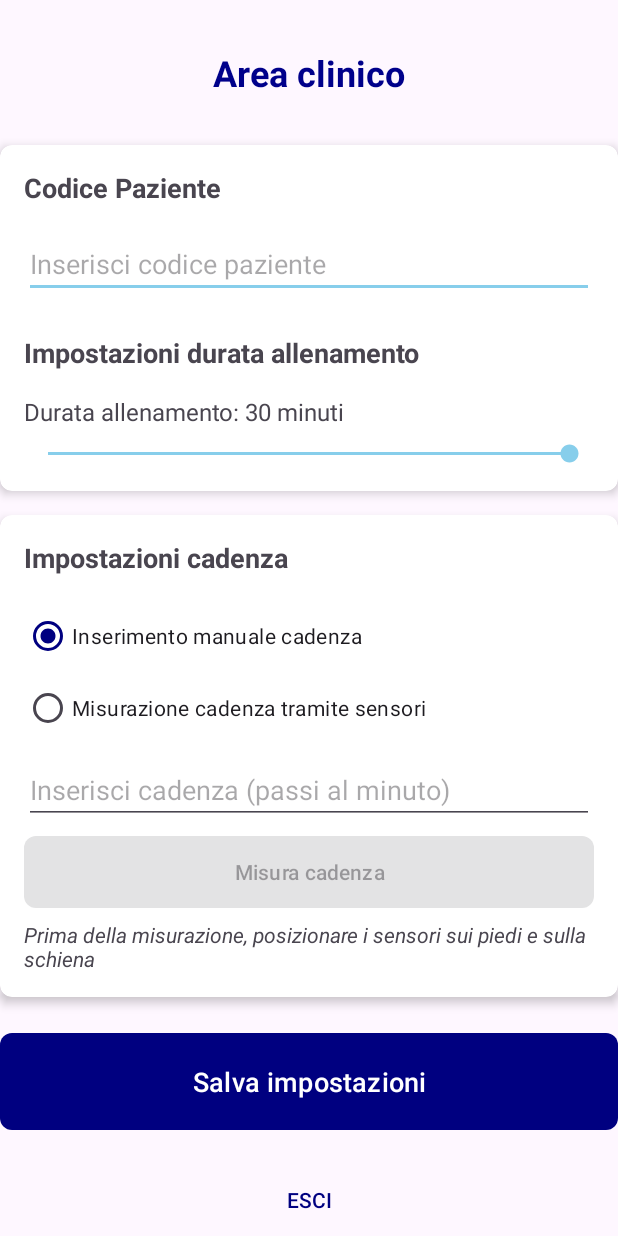
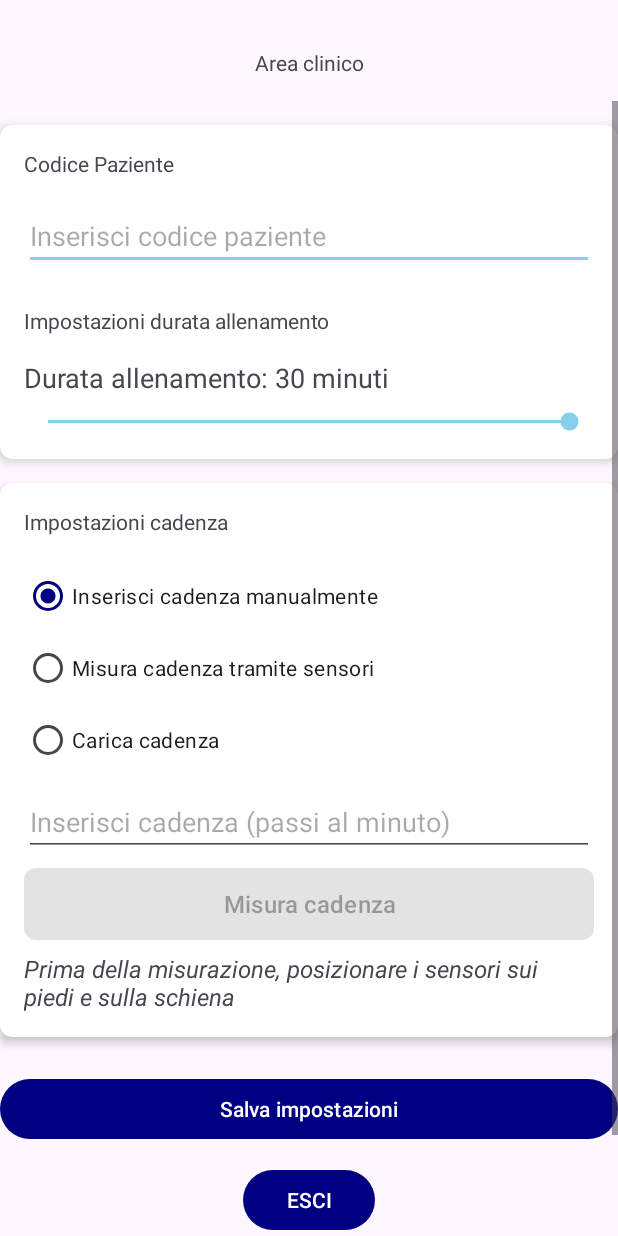
Before and after one commit to SinisJai/GaitTraining, an Android app: the ClinicianActivity screen opened directly, with no data from a screen before it, on a phone screen of 412 x 824 dp. Run offline under Robolectric (Android 15) with nearby library versions, the phone set to English and light mode, and no system bars.

Commit message:
interface commit

```diff
--- a/app/src/main/java/com/example/msway/ClinicianActivity.java
+++ b/app/src/main/java/com/example/msway/ClinicianActivity.java
@@ -3,6 +3,7 @@ package com.example.msway;
 import android.os.Bundle;
 import android.view.View;
 import android.widget.*;
+import java.util.List;
 
 import androidx.activity.EdgeToEdge;
 import androidx.appcompat.app.AppCompatActivity;
@@ -25,6 +26,8 @@ public class ClinicianActivity extends AppCompatActivity {
     private RadioGroup rgCadenceMethod;
     private RadioButton rbManualCadence;
     private RadioButton rbSensorCadence;
+    private RadioButton rbPatternCadence;
+
     private EditText etManualCadence;
     private Button btnMeasureCadence;
     private Button btnSave;
@@ -63,6 +66,7 @@ public class ClinicianActivity extends AppCompatActivity {
         initializeViews();
         setupListeners();
         loadExistingData();
+
     }
 
     // Metodo per inizializzare componenti UI e logica
@@ -72,6 +76,7 @@ public class ClinicianActivity extends AppCompatActivity {
         rgCadenceMethod = findViewById(R.id.rgCadenceMethod);
         rbManualCadence = findViewById(R.id.rbManualCadence);
         rbSensorCadence = findViewById(R.id.rbSensorCadence);
+        rbPatternCadence = findViewById(R.id.rbPatternCadence);
         etManualCadence = findViewById(R.id.etManualCadence);
         etPatientCode = findViewById(R.id.etPatientCode);
         btnMeasureCadence = findViewById(R.id.btnMeasureCadence);
@@ -113,7 +118,7 @@ public class ClinicianActivity extends AppCompatActivity {
             finish();
         });
 
-        updateCadenceMethod();
+        updateCadenceMethod(); //set correct field state on startup
     }
 
     private void updateTrainingDurationText() {
@@ -122,12 +127,17 @@ public class ClinicianActivity extends AppCompatActivity {
 
     // Abilita/disabilita campi in base al metodo di cadenza scelto
     private void updateCadenceMethod() {
-        boolean isManual = rbManualCadence.isChecked();
-        etManualCadence.setEnabled(isManual);
-        btnMeasureCadence.setEnabled(!isManual);
-
-        if (isManual) {
-            stopSensorMeasurement(); // Ferma i sensori se si passa al manuale
+        if (rbManualCadence.isChecked()) {
+            etManualCadence.setEnabled(true);
+            btnMeasureCadence.setEnabled(false);
+            stopSensorMeasurement();
+        } else if (rbSensorCadence.isChecked()) {
+            etManualCadence.setEnabled(false);
+            btnMeasureCadence.setEnabled(true);
+        } else if (rbPatternCadence.isChecked()) {
+            etManualCadence.setEnabled(false);
+            btnMeasureCadence.setEnabled(false);
+            stopSensorMeasurement();
         }
     }
 
@@ -162,6 +172,7 @@ public class ClinicianActivity extends AppCompatActivity {
 
     // Salva la configurazione impostata dal clinico
     private void saveSettings() {
+
         String patientCode = etPatientCode.getText().toString().trim();
 
         if (patientCode.isEmpty()) {
@@ -169,7 +180,26 @@ public class ClinicianActivity extends AppCompatActivity {
             return;
         }
 
-        if (rbManualCadence.isChecked()) {
+        // Crea oggetto con i dati del paziente e salva
+        PatientData data = new PatientData();
+        data.setPatientCode(patientCode);
+        data.setTrainingDuration(trainingDuration);
+        data.setLastModifiedBy(loggedInClinician != null ? loggedInClinician.getUsername() : "unknown");
+
+        String cadenceMode;
+        if (rbPatternCadence.isChecked()) {
+            cadenceMode = "pattern";
+            List<Long> pattern = dataManager.getCadencePatternForPatient(patientCode);
+            if (pattern == null || pattern.isEmpty()) {
+                Toast.makeText(this, "No recorded pattern found for this patient", Toast.LENGTH_SHORT).show();
+                return;
+            }
+            data.setCadencePattern(pattern);
+            bestCadence = 60; // dummy fallback to avoid 0 division later
+        } else if (rbSensorCadence.isChecked()) {
+            cadenceMode = "sensor";
+        } else {
+            cadenceMode = "manual";
             String cadenceStr = etManualCadence.getText().toString().trim();
             if (cadenceStr.isEmpty()) {
                 Toast.makeText(this, R.string.enter_cadence, Toast.LENGTH_SHORT).show();
@@ -188,12 +218,8 @@ public class ClinicianActivity extends AppCompatActivity {
             return;
         }
 
-        // Crea oggetto con i dati del paziente e salva
-        PatientData data = new PatientData();
-        data.setPatientCode(patientCode);
-        data.setTrainingDuration(trainingDuration);
+        data.setCadenceMode(cadenceMode);
         data.setBestCadence(bestCadence);
-        data.setLastModifiedBy(loggedInClinician != null ? loggedInClinician.getUsername() : "unknown");
 
         dataManager.savePatientData(data);
         sessionManager.setActivePatientCode(patientCode);
--- a/app/src/main/java/com/example/msway/utils/AudioManager.java
+++ b/app/src/main/java/com/example/msway/utils/AudioManager.java
@@ -61,7 +61,7 @@ public class AudioManager {
 
             SharedPreferences prefs = context.getSharedPreferences("mSWAYPrefs", Context.MODE_PRIVATE);
             float userVolume = prefs.getFloat("music_volume", 1.0f);
-            float adjustedVolume = Math.min(1.0f, userVolume * 0.5f); // Lower baseline
+            float adjustedVolume = Math.max(0.3f, Math.min(1.0f, userVolume * 0.7f)); // Lower baseline
 
             // Set looping and prepare
             backgroundPlayer.setLooping(true);
@@ -104,7 +104,7 @@ public class AudioManager {
             rhythmPlayer.setDataSource(afd.getFileDescriptor(), afd.getStartOffset(), afd.getLength());
             afd.close();
 
-            float adjustedRhythmVolume = Math.min(1.0f, rhythmVolume * 1.0f); // Full baseline
+            float adjustedRhythmVolume = Math.max(0.5f, Math.min(1.0f, rhythmVolume * 1.0f));// Full baseline
             rhythmPlayer.setVolume(adjustedRhythmVolume, adjustedRhythmVolume);
             rhythmPlayer.setOnCompletionListener(MediaPlayer::release);
             rhythmPlayer.prepare();
--- a/app/src/main/res/layout/activity_clinician.xml
+++ b/app/src/main/res/layout/activity_clinician.xml
@@ -13,9 +13,7 @@
         android:layout_width="wrap_content"
         android:layout_height="wrap_content"
         android:text="@string/clinician_panel"
-        android:textSize="24sp"
-        android:textStyle="bold"
-        android:textColor="@color/dark_blue"
+        style="@style/AppTitleText"
         android:layout_marginTop="32dp"
         app:layout_constraintEnd_toEndOf="parent"
         app:layout_constraintStart_toStartOf="parent"
@@ -53,8 +51,7 @@
                         android:layout_width="match_parent"
                         android:layout_height="wrap_content"
                         android:text="@string/patient_code"
-                        android:textSize="18sp"
-                        android:textStyle="bold"
+                        style="@style/SectionTitle"
                         android:layout_marginBottom="16dp"/>
 
                     <EditText
@@ -69,8 +66,7 @@
                         android:layout_width="match_parent"
                         android:layout_height="wrap_content"
                         android:text="@string/training_duration_settings"
-                        android:textSize="18sp"
-                        android:textStyle="bold"
+                        style="@style/SectionTitle"
                         android:layout_marginBottom="16dp"/>
 
                     <TextView
@@ -78,7 +74,7 @@
                         android:layout_width="match_parent"
                         android:layout_height="wrap_content"
                         android:text="@string/training_duration_minutes"
-                        android:textSize="16sp"
+                        android:textSize="18sp"
                         android:layout_marginBottom="8dp"/>
 
                     <SeekBar
@@ -108,8 +104,7 @@
                         android:layout_width="match_parent"
                         android:layout_height="wrap_content"
                         android:text="@string/cadence_settings"
-                        android:textSize="18sp"
-                        android:textStyle="bold"
+                        style="@style/SectionTitle"
                         android:layout_marginBottom="16dp"/>
 
                     <RadioGroup
@@ -120,6 +115,7 @@
 
                         <RadioButton
                             android:id="@+id/rbManualCadence"
+                            style="@style/RadioButtonOption"
                             android:layout_width="match_parent"
                             android:layout_height="wrap_content"
                             android:text="@string/manual_cadence_entry"
@@ -127,9 +123,18 @@
 
                         <RadioButton
                             android:id="@+id/rbSensorCadence"
+                            style="@style/RadioButtonOption"
                             android:layout_width="match_parent"
                             android:layout_height="wrap_content"
                             android:text="@string/sensor_based_cadence"/>
+
+
+                        <RadioButton
+                            android:id="@+id/rbPatternCadence"
+                            style="@style/RadioButtonOption"
+                            android:layout_width="wrap_content"
+                            android:layout_height="wrap_content"
+                            android:text="@string/stored_cadence" />
                     </RadioGroup>
 
                     <EditText
@@ -145,6 +150,7 @@
                         android:layout_width="match_parent"
                         android:layout_height="wrap_content"
                         android:text="@string/measure_cadence"
+                        android:textSize="16sp"
                         android:layout_marginTop="8dp"
                         android:enabled="false"
                         android:background="@drawable/button_background"/>
@@ -153,7 +159,7 @@
                         android:layout_width="match_parent"
                         android:layout_height="wrap_content"
                         android:text="@string/sensor_instructions"
-                        android:textSize="14sp"
+                        android:textSize="16sp"
                         android:textStyle="italic"
                         android:layout_marginTop="8dp"/>
                 </LinearLayout>
@@ -164,22 +170,19 @@
                 android:layout_width="match_parent"
                 android:layout_height="wrap_content"
                 android:text="@string/save_settings"
-                android:textSize="18sp"
-                android:padding="16dp"
+                style="@style/PrimaryButton"
                 android:layout_marginTop="24dp"
                 android:drawableStart="@drawable/ic_settings"
-                android:drawablePadding="8dp"
-                android:background="@drawable/button_background"/>
+                android:drawablePadding="8dp" />
         </LinearLayout>
     </ScrollView>
 
     <Button
         android:id="@+id/btnLogout"
-        style="@style/Widget.AppCompat.Button.Borderless"
+        style="@style/BackButton"
         android:layout_width="wrap_content"
         android:layout_height="wrap_content"
         android:text="@string/logout"
-        android:textColor="@color/navy_blue"
         app:layout_constraintBottom_toBottomOf="parent"
         app:layout_constraintEnd_toEndOf="parent"
         app:layout_constraintStart_toStartOf="parent" />
--- a/app/src/main/res/layout/activity_main.xml
+++ b/app/src/main/res/layout/activity_main.xml
@@ -27,7 +27,7 @@
         android:layout_width="0dp"
         android:layout_height="wrap_content"
         android:text="@string/app_description"
-        android:textSize="16sp"
+        android:textSize="18sp"
         android:textAlignment="center"
         android:layout_marginTop="16dp"
         android:layout_marginBottom="48dp"
@@ -52,7 +52,7 @@
             android:layout_width="match_parent"
             android:layout_height="wrap_content"
             android:text="@string/patient_mode"
-            android:textSize="18sp"
+            android:textSize="20sp"
             android:padding="16dp"
             android:layout_marginBottom="16dp"
             android:background="@drawable/button_background" />
@@ -62,7 +62,7 @@
             android:layout_width="match_parent"
             android:layout_height="wrap_content"
             android:text="@string/clinician_mode"
-            android:textSize="18sp"
+            android:textSize="20sp"
             android:padding="16dp"
             android:background="@drawable/button_background" />
     </LinearLayout>
--- a/app/src/main/res/values/strings.xml
+++ b/app/src/main/res/values/strings.xml
@@ -3,18 +3,18 @@
     <string name="enter_cadence">Inserire un valure di cadenza</string>
     <string name="save_error">Errore nel salvataggio</string>
 
-    <string name="app_name">Gait Training</string>
+    <string name="app_name">StepSync</string>
     <string name="patient_code">Codice Paziente</string>
     <string name="enter_patient_code">Inserisci codice paziente</string>
     <string name="invalid_patient_code">Inserire un codice paziente valido</string>
 
     <!-- General strings -->
-    <string name="back">Indietro</string>
+    <string name="back">INDIETRO</string>
     <string name="save">Salva</string>
     <string name="ok">OK</string>
     <string name="yes">Si</string>
     <string name="no">No</string>
-    <string name="logout">Esci</string>
+    <string name="logout">ESCI</string>
 
     <!-- Main Activity -->
     <string name="app_description">Musica per il tuo allenamento</string>
@@ -49,8 +49,9 @@
     <string name="training_duration_settings">Impostazioni durata allenamento</string>
     <string name="training_duration_minutes">Durata allenamento: %d minuti</string>
     <string name="cadence_settings">Impostazioni cadenza</string>
-    <string name="manual_cadence_entry">Inserimento manuale cadenza</string>
-    <string name="sensor_based_cadence">Misurazione cadenza tramite sensori</string>
+    <string name="manual_cadence_entry">Inserisci cadenza manualmente</string>
+    <string name="sensor_based_cadence">Misura cadenza tramite sensori</string>
+    <string name="stored_cadence">Carica cadenza</string>
     <string name="enter_cadence_steps_per_minute">Inserisci cadenza (passi al minuto)</string>
     <string name="measure_cadence">Misura cadenza</string>
     <string name="stop_measuring">Interrompi rilevamento</string>
@@ -69,6 +70,9 @@
     <string name="currently_selected_genre">Selezione corrente: %s</string>
     <string name="music_genre_selected">Genere selezionato: %s </string>
 
+    <!-- Rhythm Selection Activity -->
+    <string name="select_rhythm_type">Seleziona il ritmo da sovrapporre</string>
+
     <!-- Training Activity -->
     <string name="training_session">Sessione di allenamento</string>
     <string name="training_info">Informazioni allenamento</string>
```
Also changed, not shown: app/src/main/java/com/example/msway/TrainingActivity.java (+42 -6 lines), app/src/main/java/com/example/msway/models/PatientData.java (+20 -0 lines), app/src/main/java/com/example/msway/utils/DataManager.java (+49 -0 lines), app/src/main/res/layout/activity_login.xml (+4 -10 lines), app/src/main/res/layout/activity_music_selection.xml (+5 -7 lines), app/src/main/res/layout/activity_patient.xml (+9 -19 lines), app/src/main/res/layout/activity_rhythm_selection.xml (+9 -6 lines), app/src/main/res/layout/activity_training.xml (+5 -5 lines), 1 other file.
